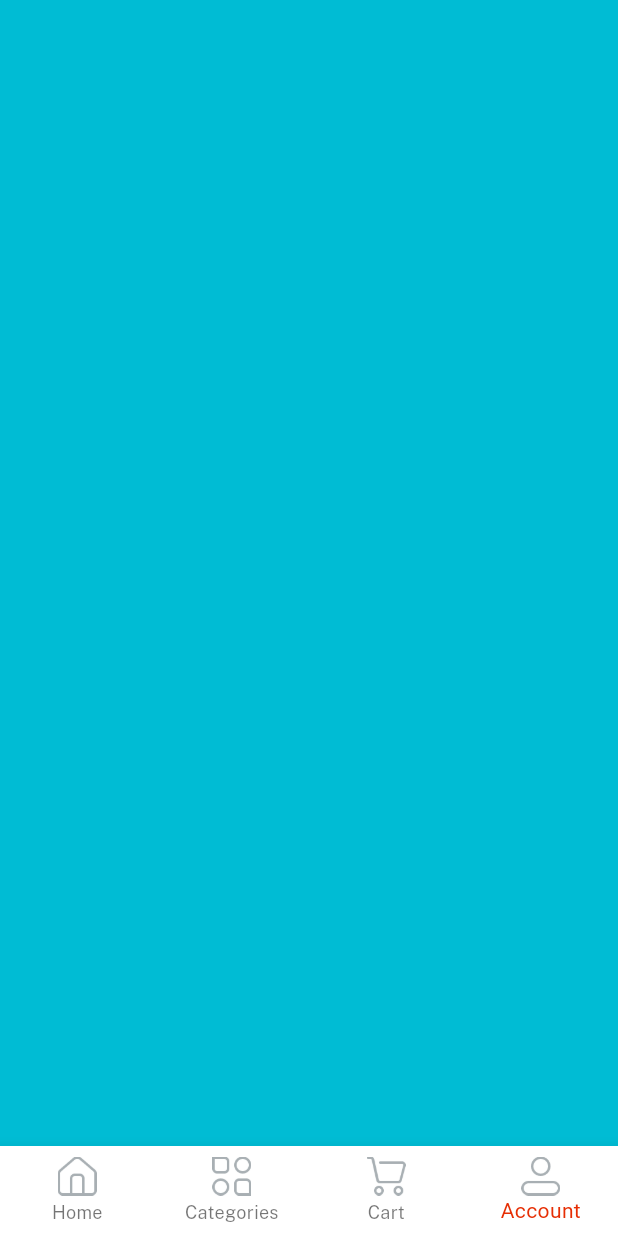
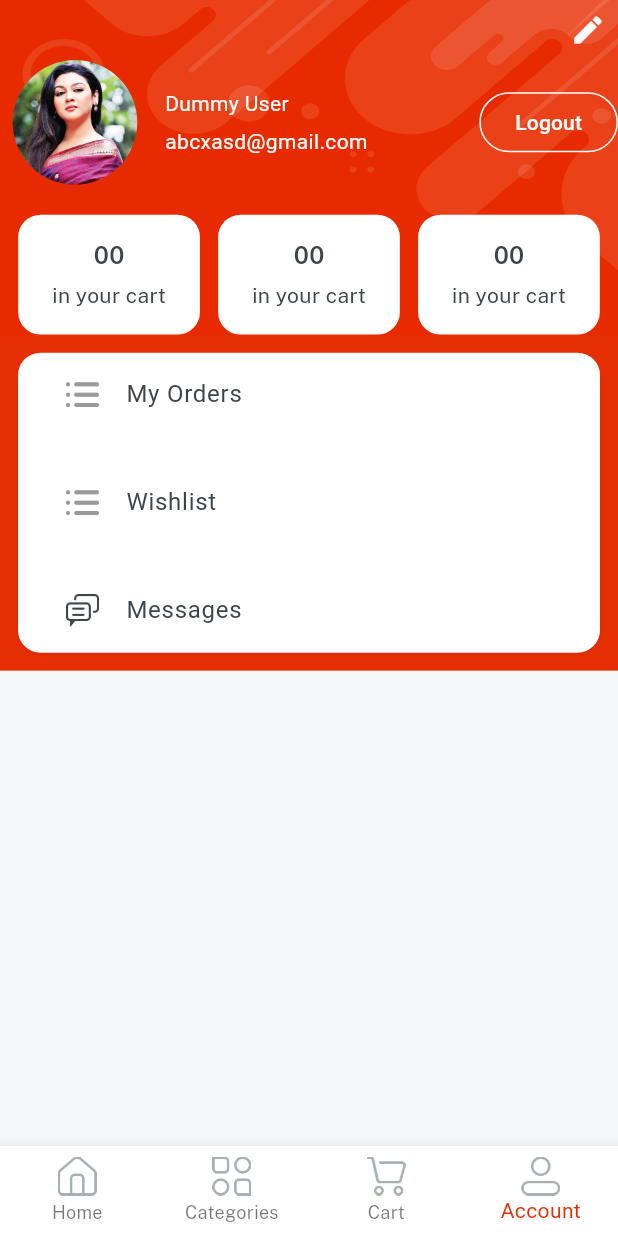
Before and after one commit to kennn1205/Emart_Project, a Flutter app: the Home screen opened directly, item 4 of the bottom bar chosen, on a phone screen of 412 x 824 dp. Run offline on Flutter 3.47's test engine with Material 3 defaults, Android fonts, the phone set to English and light mode, and no system bars; our stand-ins replace get, velocity_x; Roboto replaces fonts that are missing (sans_semibold).

Commit message:
done UI profileScreen

```diff
--- a/lib/consts/consts.dart
+++ b/lib/consts/consts.dart
@@ -3,5 +3,5 @@ export './colors.dart';
 export './images.dart';
 export './strings.dart';
 export './styles.dart';
-// export 'package:velocity_x/velocity_x.dart';
+export 'package:velocity_x/velocity_x.dart';
 export 'package:flutter/material.dart';
--- a/lib/consts/list.dart
+++ b/lib/consts/list.dart
@@ -61,3 +61,6 @@ const itemDetailButtonsList = [
   returnpolicy,
   supportpolicy,
 ];
+
+const profileButtonList = [orders, wishlist, messages];
+const profileButtonIcons = [icOrder, icOrder, icMessages];
--- a/lib/consts/strings.dart
+++ b/lib/consts/strings.dart
@@ -12,6 +12,7 @@ const nameHint = 'Enter your Name';
 const phone = 'Phone';
 const login = 'Log in';
 const signUp = 'Sign up';
+const logout = "Logout";
 const createNewAccount = 'or, create a new account';
 const loginWith = 'Log in with';
 const privacyPolicy = 'Privacy Policy';
@@ -61,3 +62,6 @@ const video = "Video",
     returnpolicy = "Return Policy",
     supportpolicy = "Support Policy",
     productsyoumaylike = "Products you may like";
+
+//profile screen strings
+const wishlist = "Wishlist", orders = "My Orders", messages = "Messages";
--- a/lib/views/cart_screen/cart_screen.dart
+++ b/lib/views/cart_screen/cart_screen.dart
@@ -1,4 +1,6 @@
 import 'package:flutter/material.dart';
+import 'package:megamall_project/consts/consts.dart';
+import 'package:velocity_x/velocity_x.dart';
 
 class CartScreen extends StatefulWidget {
   const CartScreen({super.key});
@@ -11,7 +13,12 @@ class _CartScreenState extends State<CartScreen> {
   @override
   Widget build(BuildContext context) {
     return Container(
-      color: Colors.purple,
+      color: Colors.white,
+      child: "Cart is empty!"
+          .text
+          .fontFamily(semibold)
+          .color(darkFontGrey)
+          .makeCentered(),
     );
   }
 }
--- /dev/null
+++ b/lib/views/profile_screen/components/details_cart.dart
@@ -0,0 +1,19 @@
+import 'package:megamall_project/consts/consts.dart';
+
+Widget detailsCart({width, String? count, String? title}) {
+  return Column(
+    mainAxisAlignment: MainAxisAlignment.center,
+    children: [
+      "00".text.fontFamily(bold).color(darkFontGrey).size(16).make(),
+      5.heightBox,
+      "in your cart".text.color(darkFontGrey).make(),
+    ],
+  )
+      .box
+      .white
+      .rounded
+      .width(width)
+      .padding(const EdgeInsets.all(4))
+      .height(80)
+      .make();
+}
--- a/lib/views/profile_screen/profle_screen.dart
+++ b/lib/views/profile_screen/profle_screen.dart
@@ -1,4 +1,10 @@
 import 'package:flutter/material.dart';
+import 'package:flutter/widgets.dart';
+import 'package:megamall_project/consts/consts.dart';
+import 'package:megamall_project/consts/list.dart';
+import 'package:megamall_project/views/profile_screen/components/details_cart.dart';
+import 'package:megamall_project/widgets_common/bg_widget.dart';
+import 'package:velocity_x/velocity_x.dart';
 
 class ProfileScreen extends StatefulWidget {
   const ProfileScreen({super.key});
@@ -8,10 +14,103 @@ class ProfileScreen extends StatefulWidget {
 }
 
 class _ProfileScreenState extends State<ProfileScreen> {
-  @override
+  @override // Add the following code inside the build method
   Widget build(BuildContext context) {
-    return Container(
-      color: Colors.cyan,
-    );
+    return bgWidget(
+        child: Scaffold(
+      body: SafeArea(
+        child: Column(
+          children: [
+            // chỉnh sửa profile button
+            Padding(
+              padding: const EdgeInsets.all(8.0),
+              child: Align(
+                  child: const Icon(Icons.edit, color: whiteColor)
+                      .box
+                      .make()
+                      .objectCenterRight()
+                      .onTap(() {
+                //test
+              })),
+            ),
+            Row(
+              children: [
+                Image.asset(imgProfile2, width: 100, fit: BoxFit.cover)
+                    .box
+                    .roundedFull
+                    .clip(Clip.antiAlias)
+                    .make(),
+                10.widthBox,
+                Expanded(
+                    child: Column(
+                  crossAxisAlignment: CrossAxisAlignment.start,
+                  children: [
+                    "Dummy User".text.fontFamily(semibold).white.make(),
+                    5.heightBox,
+                    "abcxasd@gmail.com".text.fontFamily(semibold).white.make(),
+                  ],
+                )),
+                OutlinedButton(
+                    style: OutlinedButton.styleFrom(
+                        side: const BorderSide(
+                      color: whiteColor,
+                    )),
+                    onPressed: () {},
+                    child: logout.text.fontFamily(semibold).white.make())
+              ],
+            ),
+            20.heightBox,
+
+            Row(
+              mainAxisAlignment: MainAxisAlignment.spaceEvenly,
+              children: [
+                detailsCart(
+                    count: "00",
+                    title: "in your cart",
+                    width: context.screenWidth / 3.4),
+                detailsCart(
+                    count: "32",
+                    title: "in your wishlist",
+                    width: context.screenWidth / 3.4),
+                detailsCart(
+                    count: "675",
+                    title: "your orders",
+                    width: context.screenWidth / 3.4),
+              ],
+            ),
+            //button section
+            ListView.separated(
+                    shrinkWrap: true,
+                    separatorBuilder: (context, index) => const Divider(
+                          color: whiteColor,
+                        ),
+                    itemCount: profileButtonList.length,
+                    itemBuilder: (BuildContext context, int index) {
+                      return ListTile(
+                        leading: Image.asset(
+                          profileButtonIcons[index],
+                          width: 22,
+                        ),
+                        title: profileButtonList[index]
+                            .text
+                            .fontFamily(semibold)
+                            .color(darkFontGrey)
+                            .make(),
+                      );
+                    })
+                .box
+                .white
+                .rounded
+                .margin(const EdgeInsets.all(12))
+                .padding(const EdgeInsets.symmetric(horizontal: 16))
+                .shadowSm
+                .make()
+                .box
+                .color(redColor)
+                .make(),
+          ],
+        ),
+      ),
+    ));
   }
 }
```
